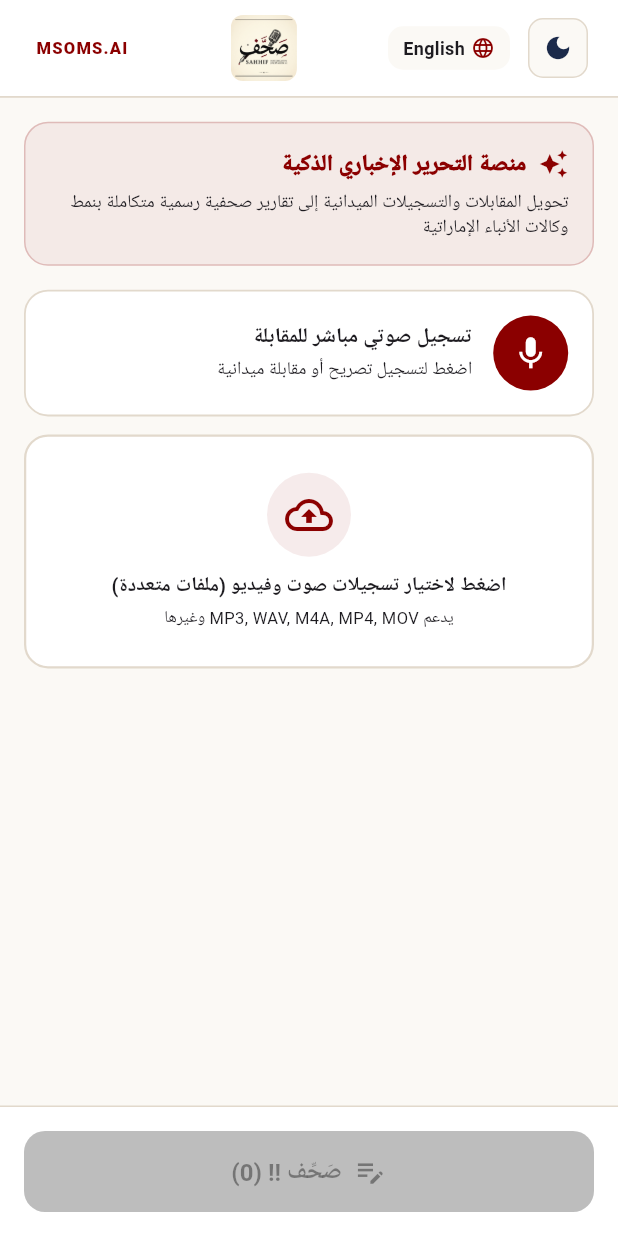
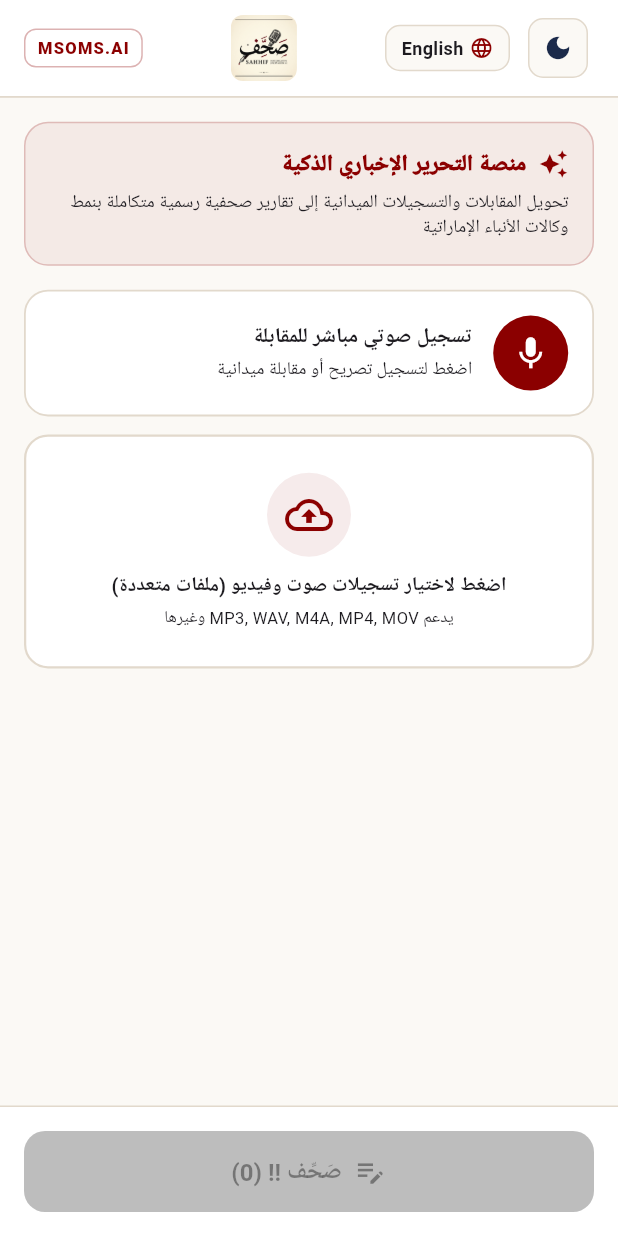
Before and after one commit to msoms-ai/journal_it, a Flutter app: the screen it shows after launch, on a phone screen of 412 x 824 dp. Run offline on Flutter 3.47's test engine with Material 3 defaults, Android fonts, the phone set to English and light mode, and no system bars; our stand-ins replace dio, file_picker, google_fonts, share_plus; missing offline and left inert: record; Roboto replaces fonts that are missing (Cairo).

Commit message:
fix(mobile): update Flutter 3.47 API compatibility, Material 3 card theme, and gitignore

```diff
--- a/mobile/lib/config/app_theme.dart
+++ b/mobile/lib/config/app_theme.dart
@@ -1,5 +1,4 @@
 import 'package:flutter/material.dart';
-import 'package:google_fonts/google_fonts.dart';
 
 class AppTheme {
   // Brand Colors (Strictly matching web platform)
@@ -25,7 +24,6 @@ class AppTheme {
       primary: crimson,
       secondary: navy,
       surface: Colors.white,
-      background: parchment,
       outline: ruleColor,
     ),
     appBarTheme: const AppBarTheme(
@@ -35,7 +33,7 @@ class AppTheme {
       centerTitle: true,
       scrolledUnderElevation: 1,
     ),
-    cardTheme: CardTheme(
+    cardTheme: CardThemeData(
       color: Colors.white,
       elevation: 0,
       shape: RoundedRectangleBorder(
@@ -82,7 +80,6 @@ class AppTheme {
       primary: crimson,
       secondary: navy,
       surface: darkSurface,
-      background: darkBackground,
       outline: darkRuleColor,
     ),
     appBarTheme: const AppBarTheme(
@@ -92,7 +89,7 @@ class AppTheme {
       centerTitle: true,
       scrolledUnderElevation: 1,
     ),
-    cardTheme: CardTheme(
+    cardTheme: CardThemeData(
       color: darkSurface,
       elevation: 0,
       shape: RoundedRectangleBorder(
--- a/mobile/lib/screens/home_screen.dart
+++ b/mobile/lib/screens/home_screen.dart
@@ -172,10 +172,10 @@ class _HomeScreenState extends State<HomeScreen> {
                     Container(
                       padding: const EdgeInsets.all(16),
                       decoration: BoxDecoration(
-                        color: AppTheme.crimson.withOpacity(0.06),
+                        color: AppTheme.crimson.withValues(alpha: 0.06),
                         borderRadius: BorderRadius.circular(16),
                         border: Border.all(
-                          color: AppTheme.crimson.withOpacity(0.2),
+                          color: AppTheme.crimson.withValues(alpha: 0.2),
                         ),
                       ),
                       child: Column(
@@ -235,7 +235,7 @@ class _HomeScreenState extends State<HomeScreen> {
                                 boxShadow: [
                                   if (_isRecording)
                                     BoxShadow(
-                                      color: Colors.red.withOpacity(0.4),
+                                      color: Colors.red.withValues(alpha: 0.4),
                                       blurRadius: 10,
                                       spreadRadius: 2,
                                     ),
@@ -301,7 +301,7 @@ class _HomeScreenState extends State<HomeScreen> {
                             Container(
                               padding: const EdgeInsets.all(12),
                               decoration: BoxDecoration(
-                                color: AppTheme.crimson.withOpacity(0.08),
+                                color: AppTheme.crimson.withValues(alpha: 0.08),
                                 shape: BoxShape.circle,
                               ),
                               child: const Icon(
@@ -401,8 +401,8 @@ class _HomeScreenState extends State<HomeScreen> {
                                     padding: const EdgeInsets.all(8),
                                     decoration: BoxDecoration(
                                       color: item.isVideo
-                                          ? AppTheme.navy.withOpacity(0.1)
-                                          : AppTheme.crimson.withOpacity(0.1),
+                                          ? AppTheme.navy.withValues(alpha: 0.1)
+                                          : AppTheme.crimson.withValues(alpha: 0.1),
                                       borderRadius: BorderRadius.circular(10),
                                     ),
                                     child: Icon(
--- a/mobile/lib/services/file_picker_service.dart
+++ b/mobile/lib/services/file_picker_service.dart
@@ -27,7 +27,7 @@ class FilePickerService {
         if (f.path != null) {
           final file = File(f.path!);
           final size = f.size > 0 ? f.size : (await file.length());
-          final ext = f.extension ?? f.name.split('.').pop() ?? 'mp3';
+          final ext = f.extension ?? (f.name.contains('.') ? f.name.split('.').last : 'mp3');
 
           items.add(
             MediaItem(
--- a/mobile/lib/widgets/app_header.dart
+++ b/mobile/lib/widgets/app_header.dart
@@ -66,7 +66,7 @@ class AppHeader extends StatelessWidget implements PreferredSizeWidget {
                       decoration: BoxDecoration(
                         color: Theme.of(context).scaffoldBackgroundColor,
                         borderRadius: BorderRadius.circular(10),
-                        side: BorderSide(
+                        border: Border.all(
                           color: Theme.of(context).colorScheme.outline,
                         ),
                       ),
@@ -111,8 +111,8 @@ class AppHeader extends StatelessWidget implements PreferredSizeWidget {
                 padding: const EdgeInsets.symmetric(horizontal: 8, vertical: 4),
                 decoration: BoxDecoration(
                   borderRadius: BorderRadius.circular(8),
-                  border: Border.Border.all(
-                    color: AppTheme.crimson.withOpacity(0.3),
+                  border: Border.all(
+                    color: AppTheme.crimson.withValues(alpha: 0.3),
                   ),
                 ),
                 child: const Text(
--- a/mobile/pubspec.yaml
+++ b/mobile/pubspec.yaml
@@ -25,7 +25,7 @@ dependencies:
 
   # Typography & Styling
   google_fonts: ^6.2.1
-  intl: ^0.19.0
+  intl: ^0.20.2
   uuid: ^4.4.0
 
 dev_dependencies:
```
Also changed, not shown: mobile/lib/screens/transcribing_screen.dart (+10 -7 lines), mobile/pubspec.lock (added), 1 other file.
